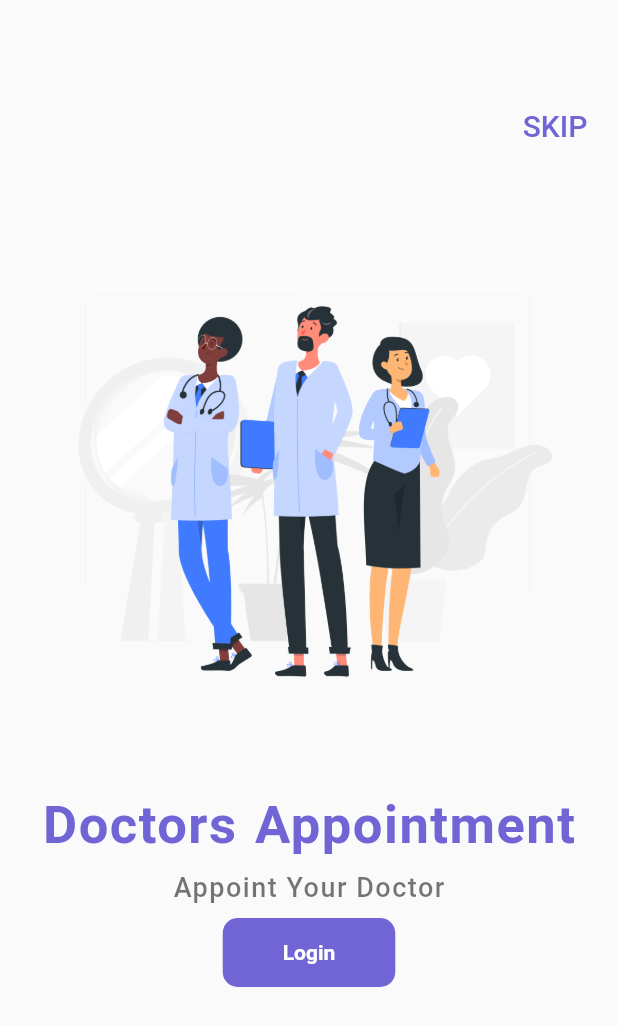
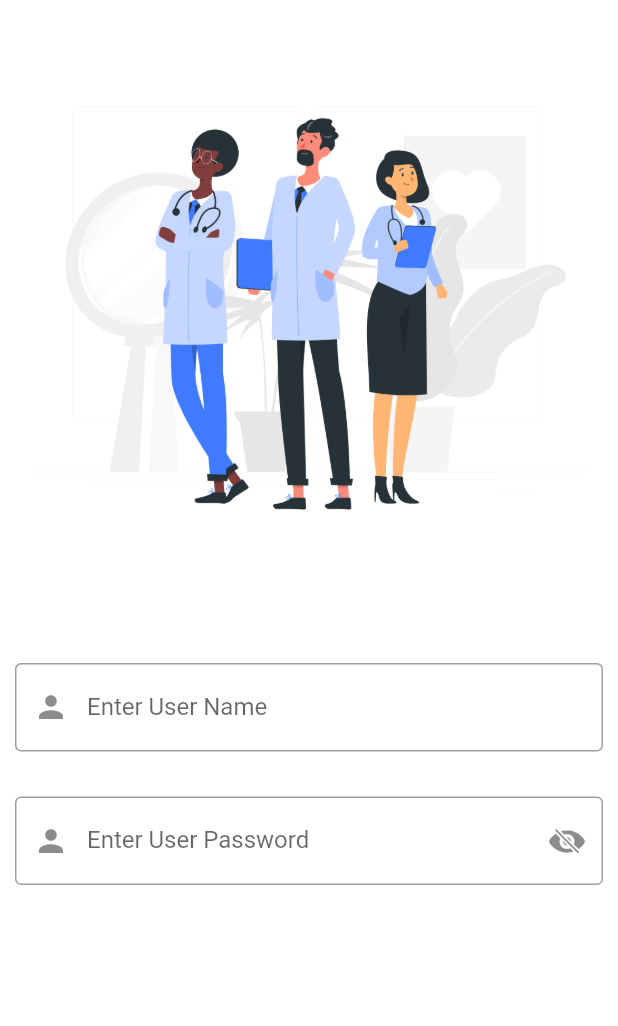
Before and after one commit to Gowsalyanatraj/health_care_app_flutter, a Flutter app: the screen it shows after launch, after a tap on "Login", on a phone screen of 412 x 824 dp. Shown: the top 1026 px of the screen. Run offline on Flutter 3.47's test engine with Material 2 defaults, Android fonts, the phone set to English and light mode, and no system bars.

Commit message:
feat: Creating Loginscreen

```diff
--- /dev/null
+++ b/lib/login_screen.dart
@@ -0,0 +1,58 @@
+import 'package:flutter/cupertino.dart';
+import 'package:flutter/material.dart';
+
+class LoginScreen extends StatefulWidget {
+  const LoginScreen({super.key});
+
+  @override
+  State<LoginScreen> createState() => _LoginScreenState();
+}
+
+class _LoginScreenState extends State<LoginScreen> {
+  bool passToggle = true;
+  @override
+  Widget build(BuildContext context) {
+    return Material(
+      color: Colors.white,
+      child: SingleChildScrollView(
+        child: SafeArea(
+            child: Column(
+          children: [
+            SizedBox(height: 10),
+            Padding(
+              padding: const EdgeInsets.all(20.0),
+              child: Image.asset('assets/health1.png'),
+            ),
+            SizedBox(height: 10),
+            const Padding(
+              padding: EdgeInsets.all(10.0),
+              child: TextField(
+                decoration: InputDecoration(
+                  border: OutlineInputBorder(),
+                  label: Text("Enter User Name"),
+                  prefixIcon: Icon(Icons.person),
+                ),
+              ),
+            ),
+            SizedBox(height: 10),
+            Padding(
+              padding: const EdgeInsets.all(10.0),
+              child: TextField(
+                obscureText: passToggle ? true : false,
+                decoration: InputDecoration(
+                    border: OutlineInputBorder(),
+                    label: Text("Enter User Password"),
+                    prefixIcon: Icon(Icons.person),
+                    suffixIcon: InkWell(
+                        onTap: () {},
+                        child: passToggle
+                            ? Icon(CupertinoIcons.eye_slash_fill)
+                            : Icon(CupertinoIcons.eye_fill))),
+              ),
+            )
+          ],
+        )),
+      ),
+    );
+  }
+}
--- a/lib/welcome_screen.dart
+++ b/lib/welcome_screen.dart
@@ -1,4 +1,6 @@
 import 'package:flutter/material.dart';
+
+import 'login_screen.dart';
 
 class WelcomeScreen extends StatelessWidget {
   const WelcomeScreen({super.key});
@@ -64,7 +66,10 @@
                     color: Color(0xFF7165D6),
                     borderRadius: BorderRadius.circular(10),
                     child: InkWell(
-                      onTap: () {},
+                      onTap: () {
+                         Navigator.push(context, MaterialPageRoute(builder: (context) => const LoginScreen(),
+                         ));
+                      },
                       child: Padding(
                         padding: const EdgeInsets.symmetric(
                             vertical: 15, horizontal: 40),
@@ -75,7 +80,23 @@
                         ),
                       ),
                     ),
-                  )
+                  ),
+                    Material(
+                    color: Color(0xFF7165D6),
+                    borderRadius: BorderRadius.circular(10),
+                    child: InkWell(
+                      onTap: () {},
+                      child: Padding(
+                        padding: const EdgeInsets.symmetric(
+                            vertical: 15, horizontal: 40),
+                        child: Text(
+                          'Sign Up',
+                          style: TextStyle(
+                              color: Colors.white, fontWeight: FontWeight.bold),
+                        ),
+                      ),
+                    ),
+                  ),
                 ],
               )
             ],
```
